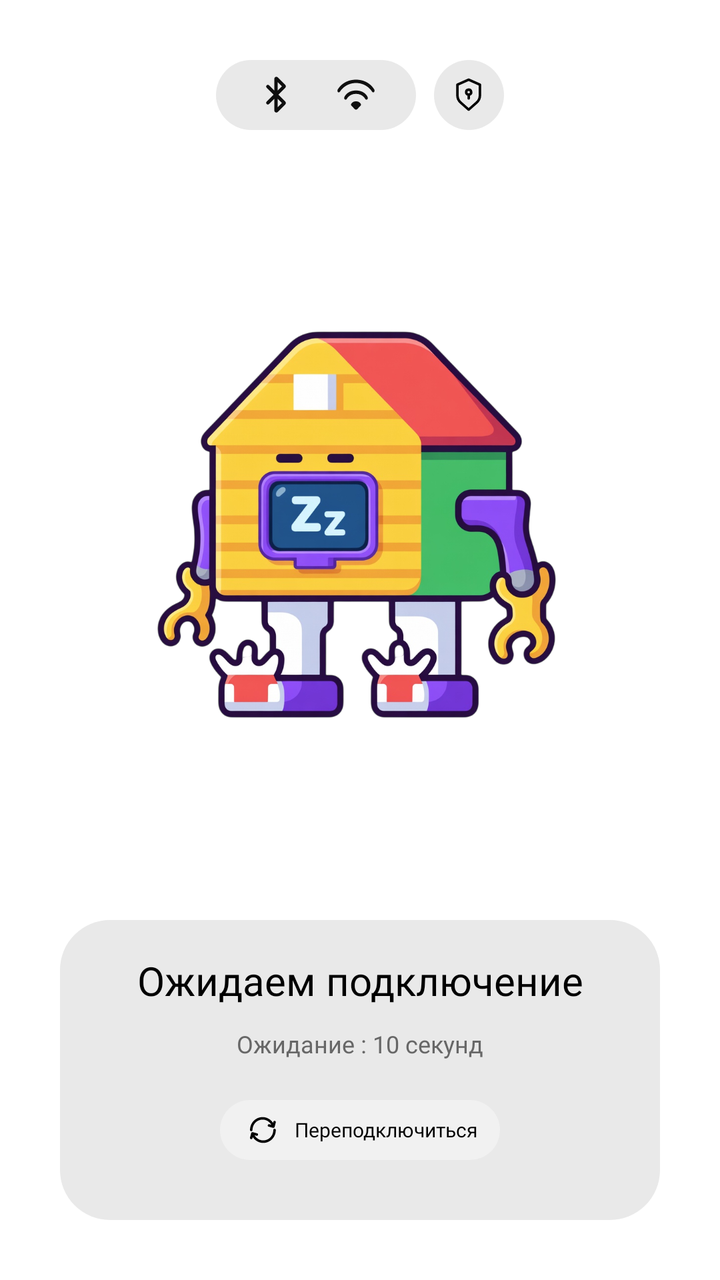
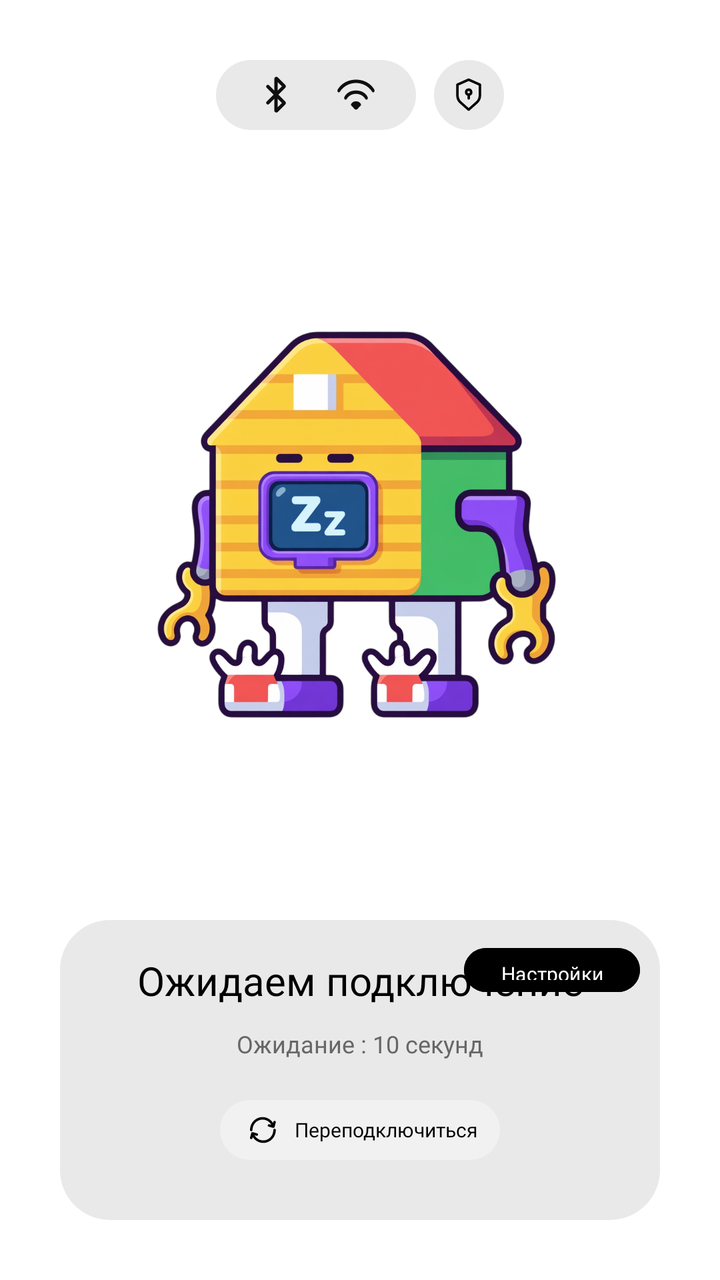

The first picture is an Android layout as it rendered before a commit; the second is the same layout after the commit. The layout source and the unified diff follow.
<!-- AndroidManifest.xml: application theme Theme.Izbushka_android_app -->
<!-- res/layout/activity_main.xml -->
<?xml version="1.0" encoding="utf-8"?>
<androidx.constraintlayout.widget.ConstraintLayout
    xmlns:android="http://schemas.android.com/apk/res/android"
    xmlns:app="http://schemas.android.com/apk/res-auto"
    xmlns:tools="http://schemas.android.com/tools"
    android:layout_width="match_parent"
    android:layout_height="match_parent">

    
    <LinearLayout
        android:id="@+id/topBar"
        android:layout_width="wrap_content"
        android:layout_height="wrap_content"
        android:orientation="horizontal"
        android:gravity="center_vertical"
        android:layout_marginTop="30dp"
        app:layout_constraintStart_toStartOf="parent"
        app:layout_constraintEnd_toEndOf="parent"
        app:layout_constraintTop_toTopOf="parent">

        <LinearLayout
            android:id="@+id/Data"
            android:layout_width="100dp"
            android:layout_height="35dp"
            android:background="@drawable/rounded_bg"
            android:orientation="horizontal"
            android:gravity="center">

            <ImageView
                android:layout_width="20dp"
                android:layout_height="20dp"
                android:src="@drawable/bluetooth"
                android:layout_marginEnd="20dp" />

            <ImageView
                android:layout_width="20dp"
                android:layout_height="20dp"
                android:src="@drawable/wifi" />

        </LinearLayout>

        <LinearLayout
            android:id="@+id/Rules"
            android:layout_width="35dp"
            android:layout_height="35dp"
            android:layout_marginStart="9dp"
            android:background="@drawable/rounded_bg"
            android:orientation="horizontal"
            android:gravity="center">

            <ImageView
                android:layout_width="20dp"
                android:layout_height="20dp"
                android:src="@drawable/security" />

        </LinearLayout>

    </LinearLayout>

    <View
        android:id="@+id/Main"
        android:layout_width="0dp"
        android:layout_height="150dp"
        android:layout_marginStart="30dp"
        android:layout_marginEnd="30dp"
        android:layout_marginBottom="30dp"
        android:background="@drawable/rounded_bg"
        app:layout_constraintStart_toStartOf="parent"
        app:layout_constraintEnd_toEndOf="parent"
        app:layout_constraintBottom_toBottomOf="parent" />

    <ImageView
        android:id="@+id/imageView2"
        android:layout_width="245dp"
        android:layout_height="257dp"
        app:srcCompat="@drawable/zbushkamg"
        app:layout_constraintStart_toStartOf="parent"
        app:layout_constraintEnd_toEndOf="parent"
        app:layout_constraintTop_toBottomOf="@id/topBar"
        app:layout_constraintBottom_toTopOf="@id/Main" />

    <LinearLayout
        android:id="@+id/ReloadButton"
        android:layout_width="140dp"
        android:layout_height="30dp"
        android:background="@drawable/rounded_button_bg"
        android:orientation="horizontal"
        android:gravity="center"
        android:layout_marginBottom="30dp"
        app:layout_constraintStart_toStartOf="@id/Main"
        app:layout_constraintEnd_toEndOf="@id/Main"
        app:layout_constraintBottom_toBottomOf="@id/Main">

        <ImageView
            android:layout_width="20dp"
            android:layout_height="20dp"
            android:src="@drawable/reload"
            android:layout_marginEnd="6dp" />

        <TextView
            android:layout_width="wrap_content"
            android:layout_height="wrap_content"
            android:text="Переподключиться"
            android:textColor="#000000"
            android:textSize="10sp"
            android:fontFamily="@font/jeju_gothic" />

    </LinearLayout>

    <TextView
        android:id="@+id/WaitTimer"
        android:layout_width="wrap_content"
        android:layout_height="wrap_content"
        android:text="Ожидание : 10 секунд"
        android:textSize="12sp"
        android:textColor="#676767"
        android:fontFamily="@font/jeju_gothic"
        android:layout_marginBottom="20dp"
        app:layout_constraintStart_toStartOf="@id/Main"
        app:layout_constraintEnd_toEndOf="@id/Main"
        app:layout_constraintBottom_toTopOf="@id/ReloadButton" />

    <TextView
        android:id="@+id/WaitingForConnect"
        android:layout_width="wrap_content"
        android:layout_height="wrap_content"
        android:text="Ожидаем подключение"
        android:textSize="20sp"
        android:textColor="#000000"
        android:fontFamily="@font/jeju_gothic"
        android:layout_marginBottom="10dp"
        app:layout_constraintStart_toStartOf="@id/Main"
        app:layout_constraintEnd_toEndOf="@id/Main"
        app:layout_constraintBottom_toTopOf="@id/WaitTimer" />

</androidx.constraintlayout.widget.ConstraintLayout>
<!-- resources referenced by this layout -->
<resources>
  <!-- drawable rounded_bg (drawable) -->
  <?xml version="1.0" encoding="utf-8"?>
  <shape xmlns:android="http://schemas.android.com/apk/res/android"
      android:shape="rectangle">
      <solid android:color="#E9E9E9" />
      <corners android:radius="25dp" />
  </shape>
  <!-- drawable rounded_button_bg (drawable) -->
  <?xml version="1.0" encoding="utf-8"?>
  <shape xmlns:android="http://schemas.android.com/apk/res/android"
      android:shape="rectangle">
      <solid android:color="#F1F1F1" />
      <corners android:radius="25dp" />
  </shape>
  <!-- drawable security (drawable) -->
  <?xml version="1.0" encoding="utf-8"?>
  <vector xmlns:android="http://schemas.android.com/apk/res/android"
      android:width="24dp"
      android:height="24dp"
      android:viewportWidth="32"
      android:viewportHeight="32">
      <path
          android:fillColor="#000000"
          android:pathData="M25.41,7.09l-9,-4a1,1,0,0,0,-0.82,0l-9,4A1,1,0,0,0,6,8v8.56A8.69,8.69,0,0,0,8.91,23l6.43,5.71a1,1,0,0,0,1.32,0L23.09,23A8.69,8.69,0,0,0,26,16.56V8A1,1,0,0,0,25.41,7.09ZM24,16.56a6.67,6.67,0,0,1,-2.24,5L16,26.66l-5.76,-5.12a6.67,6.67,0,0,1,-2.24,-5V8.65l8,-3.56,8,3.56Z" />
      <path
          android:fillColor="#000000"
          android:pathData="M13,14a3,3,0,0,0,2,2.82V19a1,1,0,0,0,2,0V16.82A3,3,0,1,0,13,14Zm4,0a1,1,0,1,1,-1,-1A1,1,0,0,1,17,14Z" />
  </vector>
  <!-- drawable wifi (drawable) -->
  <?xml version="1.0" encoding="utf-8"?>
  <vector xmlns:android="http://schemas.android.com/apk/res/android"
      android:width="24dp"
      android:height="24dp"
      android:viewportWidth="24"
      android:viewportHeight="24">
      <path
          android:fillColor="#0F0F0F"
          android:pathData="M9.279,18.636L11.262,20.684C11.670,21.106 12.330,21.106 12.738,20.684L14.721,18.636C14.983,18.366 15.091,17.969 14.912,17.634C14.564,16.982 13.749,16 12,16C10.251,16 9.436,16.982 9.088,17.634C8.909,17.969 9.017,18.366 9.279,18.636Z" />
      <path
          android:fillColor="#0F0F0F"
          android:pathData="M5,13.5C5,13.5 6.5,9.5 12,9.5C17.5,9.5 19,13.5 19,13.5C19.5,15 18,15.5 17.5,14.5C17.5,14.5 16,11.5 12,11.5C8,11.5 6.5,14.5 6.5,14.5C6.000,15.5 4.500,15 5,13.5Z" />
      <path
          android:fillColor="#0F0F0F"
          android:pathData="M1,9C1,9 4,3 12,3C20,3 23,9 23,9C23.5,10 22.5,11.5 21.5,10C21.5,10 18.5,5 12,5C5.5,5 2.5,10 2.5,10C1.5,11.5 0.5,10 1,9Z" />
  </vector>
  <style name="Theme.Izbushka_android_app" parent="Base.Theme.Izbushka_android_app" />
  <style name="Base.Theme.Izbushka_android_app" parent="Theme.Material3.DayNight.NoActionBar">
          <item name="colorPrimary">@color/light_primary</item>
          <item name="colorPrimaryVariant">@color/light_primary_variant</item>
          <item name="colorOnPrimary">@color/light_on_primary</item>
          <item name="colorSecondary">@color/light_secondary</item>
          <item name="colorSecondaryVariant">@color/light_secondary_variant</item>
          <item name="colorOnSecondary">@color/light_on_secondary</item>
          <item name="android:colorBackground">@color/light_background</item>
          <item name="android:windowBackground">@color/light_background</item>
          <item name="android:textColor">@color/light_text_primary</item>
          <item name="android:textColorSecondary">@color/light_text_secondary</item>
      </style>
  <color name="light_primary">#2196F3</color>
  <color name="light_primary_variant">#1976D2</color>
  <color name="light_on_primary">#FFFFFF</color>
  <color name="light_secondary">#03DAC6</color>
  <color name="light_secondary_variant">#018786</color>
  <color name="light_on_secondary">#000000</color>
  <color name="light_background">#FFFFFF</color>
  <color name="light_text_primary">#000000</color>
  <color name="light_text_secondary">#676767</color>
  <!-- unchanged entries left out for length: 3 -->
</resources>

<!-- the commit's change to res/layout/activity_main.xml (unified diff, before → after) -->
@@ -6,7 +6,6 @@
     android:layout_width="match_parent"
     android:layout_height="match_parent">
 
-    
     <LinearLayout
         android:id="@+id/topBar"
         android:layout_width="wrap_content"
@@ -57,6 +56,91 @@
 
     </LinearLayout>
 
+    <ImageView
+        android:id="@+id/imageView2"
+        android:layout_width="245dp"
+        android:layout_height="257dp"
+        app:srcCompat="@drawable/zbushkamg"
+        app:layout_constraintStart_toStartOf="parent"
+        app:layout_constraintEnd_toEndOf="parent"
+        app:layout_constraintTop_toBottomOf="@id/topBar"
+        app:layout_constraintBottom_toTopOf="@id/settingsPanel" />
+
+    <LinearLayout
+        android:id="@+id/settingsPanel"
+        android:layout_width="0dp"
+        android:layout_height="wrap_content"
+        android:orientation="vertical"
+        android:padding="16dp"
+        android:layout_marginStart="20dp"
+        android:layout_marginEnd="20dp"
+        android:background="@drawable/rounded_bg"
+        android:visibility="gone"
+        app:layout_constraintStart_toStartOf="parent"
+        app:layout_constraintEnd_toEndOf="parent"
+        app:layout_constraintBottom_toTopOf="@id/Main"
+        android:layout_marginBottom="10dp">
+
+        <TextView
+            android:layout_width="wrap_content"
+            android:layout_height="wrap_content"
+            android:text="Настройки подключения"
+            android:textSize="14sp"
+            android:textColor="#000000"
+            android:fontFamily="@font/jeju_gothic"
+            android:layout_marginBottom="12dp"
+            android:layout_gravity="center" />
+
+        <com.google.android.material.textfield.TextInputLayout
+            android:layout_width="match_parent"
+            android:layout_height="wrap_content"
+            android:hint="IP адрес робота"
+            app:boxBackgroundMode="outline"
+            app:boxStrokeColor="#000000"
+            app:hintTextColor="#000000"
+            android:layout_marginBottom="8dp">
+
+            <EditText
+                android:id="@+id/editTextIp"
+                android:layout_width="match_parent"
+                android:layout_height="48dp"
+                android:inputType="phone"
+                android:text="192.168.4.1"
+                android:textColor="#000000"
+                android:textSize="14sp" />
+        </com.google.android.material.textfield.TextInputLayout>
+
+        <com.google.android.material.textfield.TextInputLayout
+            android:layout_width="match_parent"
+            android:layout_height="wrap_content"
+            android:hint="Порт"
+            app:boxBackgroundMode="outline"
+            app:boxStrokeColor="#000000"
+            app:hintTextColor="#000000"
+            android:layout_marginBottom="12dp">
+
+            <EditText
+                android:id="@+id/editTextPort"
+                android:layout_width="match_parent"
+                android:layout_height="48dp"
+                android:inputType="number"
+                android:text="80"
+                android:textColor="#000000"
+                android:textSize="14sp" />
+        </com.google.android.material.textfield.TextInputLayout>
+
+        <Button
+            android:id="@+id/btnSaveSettings"
+            android:layout_width="match_parent"
+            android:layout_height="40dp"
+            android:text="Сохранить настройки"
+            android:textSize="12sp"
+            android:textColor="#FFFFFF"
+            android:backgroundTint="#000000"
+            android:fontFamily="@font/jeju_gothic" />
+
+    </LinearLayout>
+
     <View
         android:id="@+id/Main"
         android:layout_width="0dp"
@@ -68,16 +152,6 @@
         app:layout_constraintStart_toStartOf="parent"
         app:layout_constraintEnd_toEndOf="parent"
         app:layout_constraintBottom_toBottomOf="parent" />
-
-    <ImageView
-        android:id="@+id/imageView2"
-        android:layout_width="245dp"
-        android:layout_height="257dp"
-        app:srcCompat="@drawable/zbushkamg"
-        app:layout_constraintStart_toStartOf="parent"
-        app:layout_constraintEnd_toEndOf="parent"
-        app:layout_constraintTop_toBottomOf="@id/topBar"
-        app:layout_constraintBottom_toTopOf="@id/Main" />
 
     <LinearLayout
         android:id="@+id/ReloadButton"
@@ -133,4 +207,20 @@
         app:layout_constraintEnd_toEndOf="@id/Main"
         app:layout_constraintBottom_toTopOf="@id/WaitTimer" />
 
+    <Button
+        android:id="@+id/btnToggleSettings"
+        android:layout_width="wrap_content"
+        android:layout_height="30dp"
+        android:text="Настройки"
+        android:textSize="10sp"
+        android:textColor="#FFFFFF"
+        android:backgroundTint="#000000"
+        android:paddingStart="12dp"
+        android:paddingEnd="12dp"
+        android:fontFamily="@font/jeju_gothic"
+        app:layout_constraintEnd_toEndOf="@id/Main"
+        app:layout_constraintTop_toTopOf="@id/Main"
+        android:layout_marginEnd="10dp"
+        android:layout_marginTop="10dp" />
+
 </androidx.constraintlayout.widget.ConstraintLayout>
